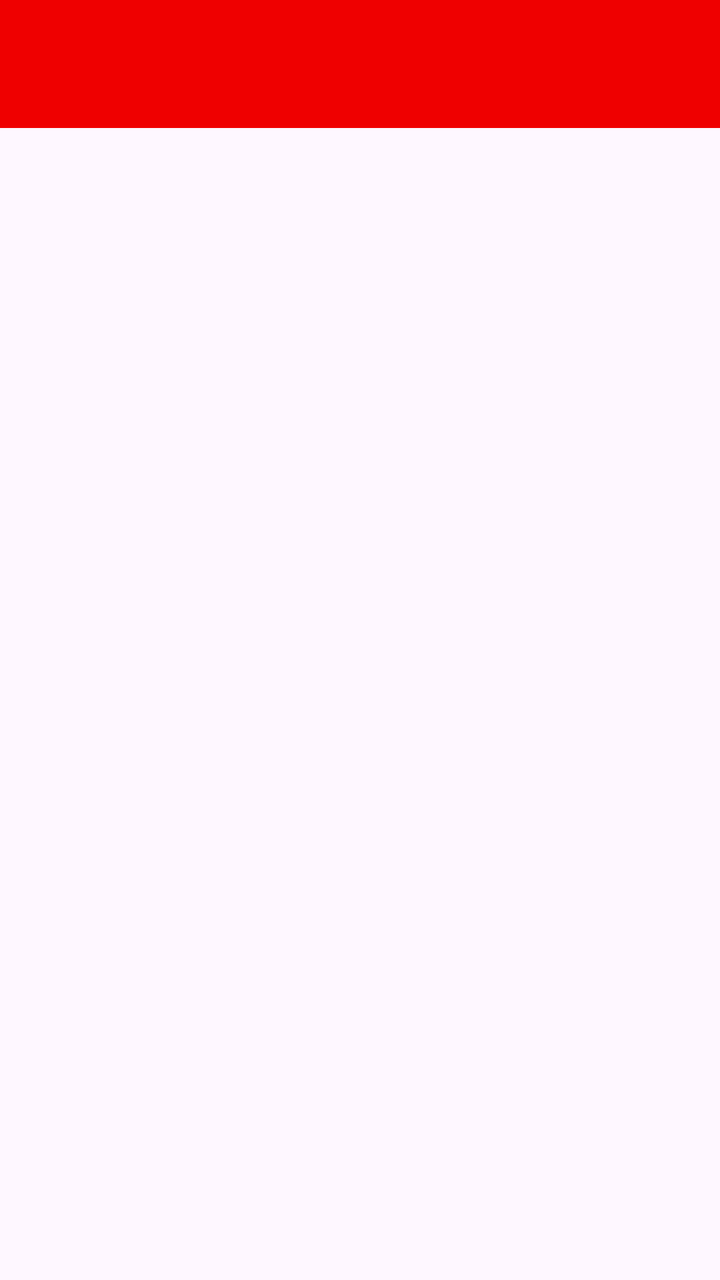
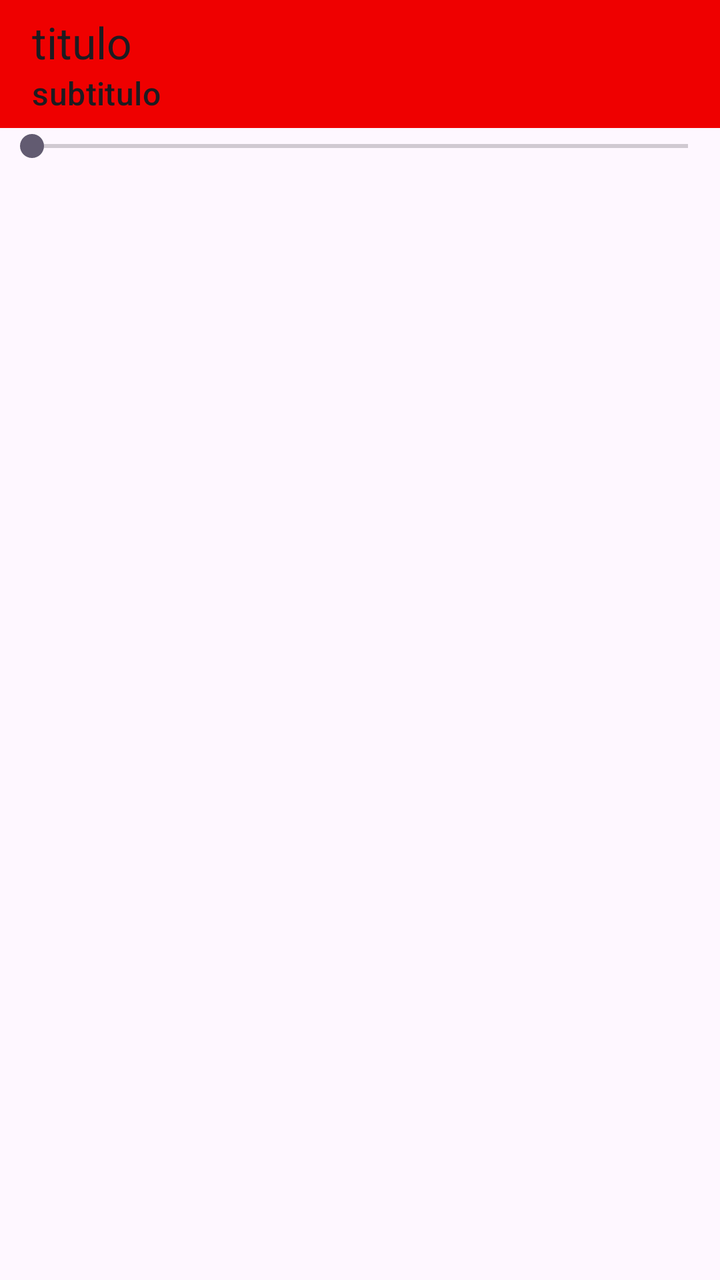

Screens rendered from an Android XML layout before and after an edit, with the pre-edit source and the edit as a unified diff.
<!-- AndroidManifest.xml: application theme Theme.Projeto_PDM_2 -->
<!-- res/layout/activity_main02.xml -->
<?xml version="1.0" encoding="utf-8"?>
<LinearLayout xmlns:android="http://schemas.android.com/apk/res/android"
    xmlns:app="http://schemas.android.com/apk/res-auto"
    xmlns:tools="http://schemas.android.com/tools"
    android:id="@+id/main"
    android:layout_width="match_parent"
    android:layout_height="match_parent"
    android:orientation="vertical"
    tools:context=".MainActivity02">

    <androidx.appcompat.widget.Toolbar
        android:id="@+id/toolbar"
        android:layout_width="match_parent"
        android:layout_height="wrap_content"
        android:background="#EF0000"
        android:minHeight="?attr/actionBarSize"
        android:theme="?attr/actionBarTheme" />
</LinearLayout>
<!-- resources referenced by this layout -->
<resources>
  <style name="Theme.Projeto_PDM_2" parent="Base.Theme.Projeto_PDM_2" />
  <style name="Base.Theme.Projeto_PDM_2" parent="Theme.Material3.DayNight.NoActionBar">
          
          
      </style>
</resources>

<!-- the commit's change to res/layout/activity_main02.xml (unified diff, before → after) -->
@@ -14,5 +14,12 @@
         android:layout_height="wrap_content"
         android:background="#EF0000"
         android:minHeight="?attr/actionBarSize"
-        android:theme="?attr/actionBarTheme" />
+        android:theme="?attr/actionBarTheme"
+        app:subtitle="subtitulo"
+        app:title="titulo" />
+
+    <SeekBar
+        android:id="@+id/seekBar"
+        android:layout_width="match_parent"
+        android:layout_height="wrap_content" />
 </LinearLayout>
